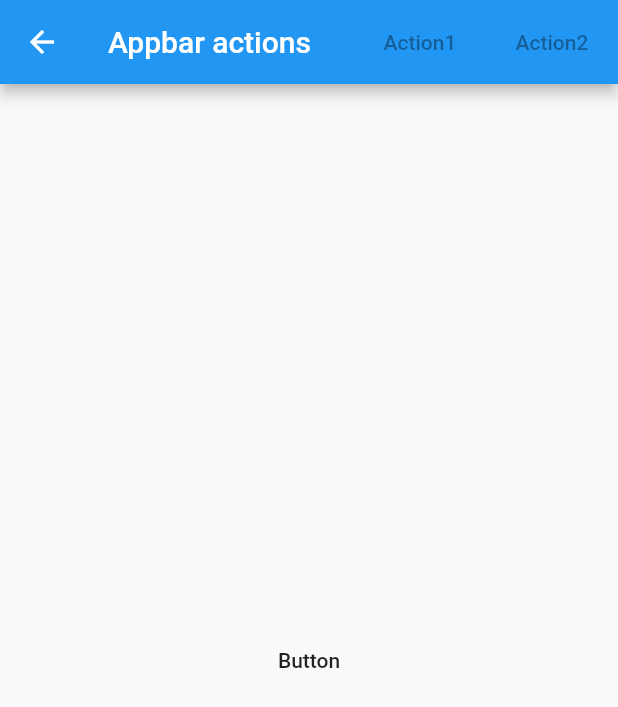
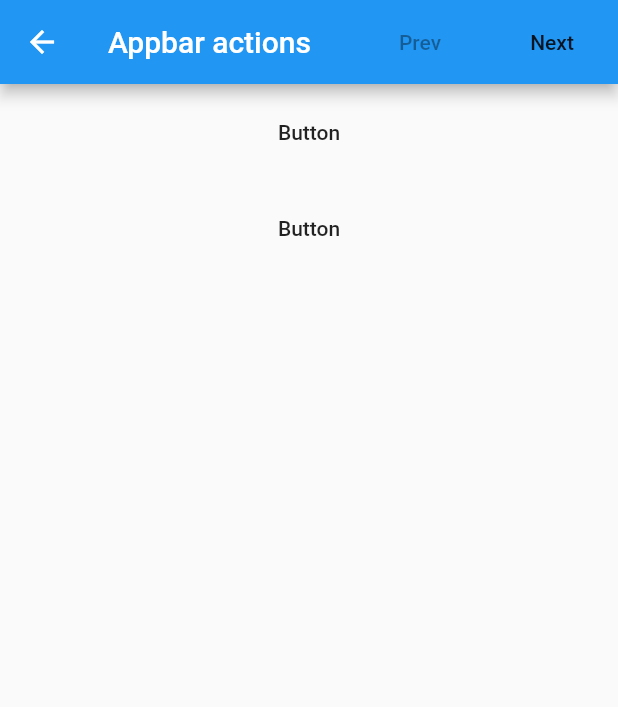
Before and after one commit to lorenzOliveto/flutter_keyboard_navigation_issues, a Flutter app: the AppBarActionsExample screen opened directly, on a phone screen of 412 x 824 dp. Shown: the top 707 px of the screen. Run offline on Flutter 3.47's test engine with Material 2 defaults, Android fonts, the phone set to English and light mode, and no system bars.

Commit message:
Updated appbar example

```diff
--- a/lib/appbar_actions.dart
+++ b/lib/appbar_actions.dart
@@ -6,7 +6,10 @@ class AppBarActionsExample extends StatefulWidget {
 }
 
 class _AppBarActionsExampleState extends State<AppBarActionsExample> {
-  bool _actionsEnabled = false;
+  int _numberOfPages = 3;
+  int _currentPage = 0;
+  PageController _pageController = PageController();
+  List<FocusScopeNode> _focusScopeNodes = List.filled(3, FocusScopeNode());
 
   @override
   Widget build(BuildContext context) {
@@ -15,29 +18,65 @@ class _AppBarActionsExampleState extends State<AppBarActionsExample> {
         title: Text('Appbar actions'),
         actions: <Widget>[
           FlatButton(
-            child: Text('Action1'),
-            onPressed: _actionsEnabled ? () {} : null,
+            child: Text('Prev'),
+            onPressed: _currentPage != 0
+                ? () {
+                    _currentPage = _currentPage - 1;
+                    _goToPage(_currentPage);
+                  }
+                : null,
           ),
           FlatButton(
-            child: Text('Action2'),
-            onPressed: _actionsEnabled ? () {} : null,
+            child: Text('Next'),
+            onPressed: _currentPage != _numberOfPages - 1
+                ? () {
+                    _currentPage = _currentPage + 1;
+                    _goToPage(_currentPage);
+                  }
+                : null,
           ),
         ],
       ),
-      body: Center(
-        child: PageView.builder(
-          itemCount: 3,
-          itemBuilder: (BuildContext context, int index) => FocusScope(
+      body: PageView.builder(
+        itemCount: _numberOfPages,
+        itemBuilder: (BuildContext context, int index) => _page(index),
+        physics: NeverScrollableScrollPhysics(),
+        controller: _pageController,
+      ),
+    );
+  }
+
+  _goToPage(int page) async {
+    setState(() {
+    });
+    await _pageController.animateToPage(
+      page,
+      duration: Duration(milliseconds: 300),
+      curve: Curves.easeInOut,
+    );
+    _focusScopeNodes[page].requestFocus();
+  }
+
+  Widget _page(int index) {
+    return FocusScope(
+      node: _focusScopeNodes[index],
+      child: Column(
+        children: <Widget>[
+          Padding(
+            padding: const EdgeInsets.all(8.0),
             child: MaterialButton(
               child: Text('Button'),
-              onPressed: () {
-                setState(() {
-                  _actionsEnabled = !_actionsEnabled;
-                });
-              },
+              onPressed: () {},
             ),
           ),
-        ),
+          Padding(
+            padding: const EdgeInsets.all(8.0),
+            child: MaterialButton(
+              child: Text('Button'),
+              onPressed: () {},
+            ),
+          ),
+        ],
       ),
     );
   }
```
